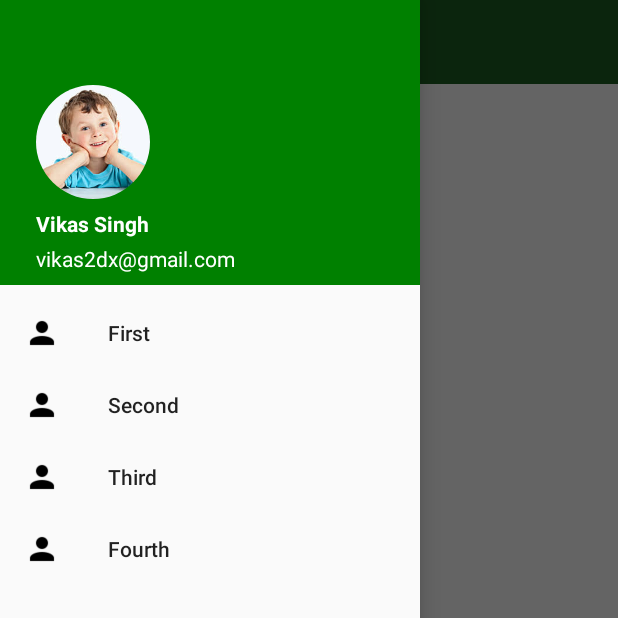
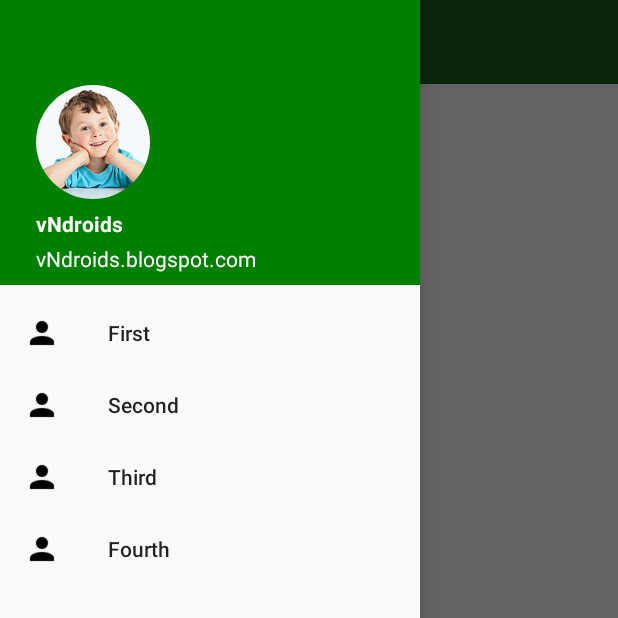
Before and after one commit to vNdroids/NavigationDrawer, an Android app: the screen it shows after launch (MainActivity), with the side drawer open, on a phone screen of 412 x 824 dp, the top half of it. Run offline under Robolectric (Android 15) with nearby library versions, the phone set to English and light mode, and no system bars; our stand-ins replace CircleImageView.

Commit message:
Simple Navigation Drawer

```diff
--- a/app/src/main/java/com/example/user/navigationdrawer/MainActivity.java
+++ b/app/src/main/java/com/example/user/navigationdrawer/MainActivity.java
@@ -17,10 +17,12 @@ public class MainActivity extends AppCompatActivity {
     private DrawerLayout drawerLayout;
     Context mContext;
 
+
     @Override
     protected void onCreate(Bundle savedInstanceState) {
         super.onCreate(savedInstanceState);
         setContentView(R.layout.activity_main);
+
 
         toolbar = (Toolbar) findViewById(R.id.toolbar);
         toolbar.setTitleTextColor(0xFFFFFFFF);
--- a/app/src/main/res/values/strings.xml
+++ b/app/src/main/res/values/strings.xml
@@ -1,7 +1,7 @@
 <resources>
     <string name="app_name">NavigationDrawer</string>
-    <string name="name">Vikas Singh</string>
-    <string name="email">vikas2dx@gmail.com</string>
+    <string name="name">vNdroids</string>
+    <string name="email">vNdroids.blogspot.com</string>
     <string name="First">First</string>
     <string name="Second">Second</string>
     <string name="third">Third</string>
--- a/build.gradle
+++ b/build.gradle
@@ -5,7 +5,7 @@ buildscript {
         jcenter()
     }
     dependencies {
-        classpath 'com.android.tools.build:gradle:2.2.0'
+        classpath 'com.android.tools.build:gradle:2.2.3'
 
         // NOTE: Do not place your application dependencies here; they belong
         // in the individual module build.gradle files
```
